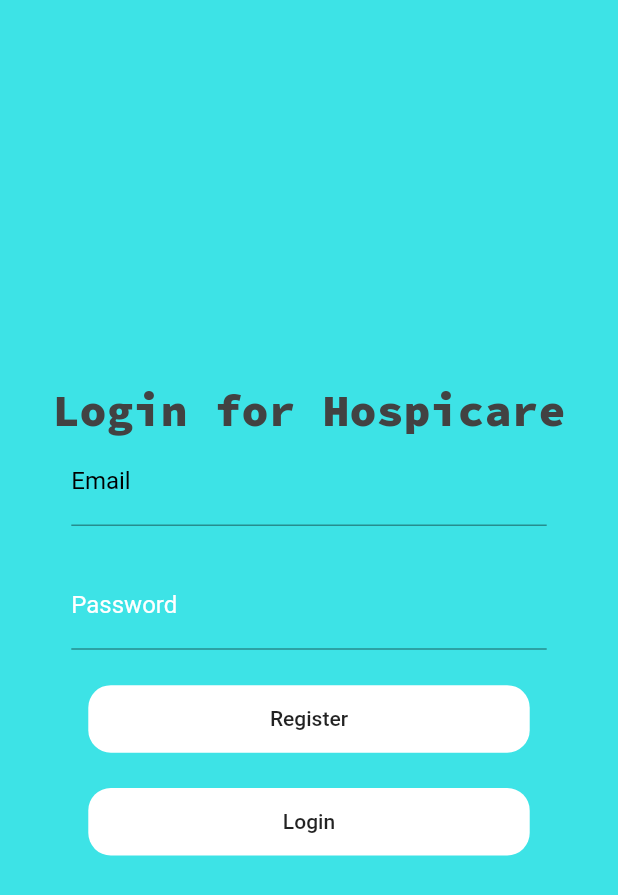
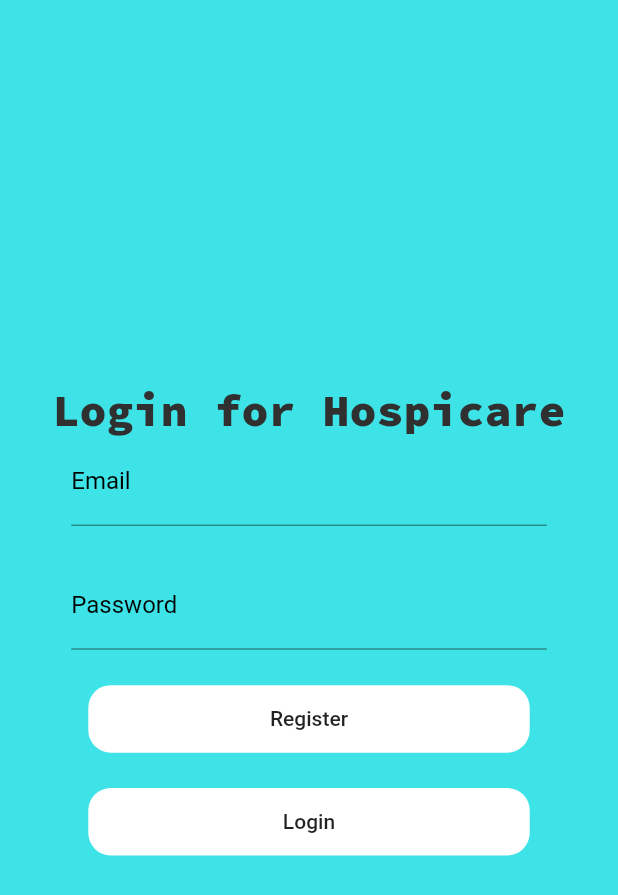
Before and after one commit to Tense-Turtles/MedProdigy-app, a Flutter app: the screen it shows after launch, on a phone screen of 412 x 824 dp. Shown: the top 895 px of the screen. Run offline on Flutter 3.47's test engine with Material 2 defaults, Android fonts, the phone set to English and light mode, and no system bars; our stand-ins replace cloud_firestore, firebase_auth, firebase_core; accounts and stored records are empty.

Commit message:
changed the styling

```diff
--- a/lib/ui/authentication.dart
+++ b/lib/ui/authentication.dart
@@ -31,7 +31,7 @@ class _AuthenticationState extends State<Authentication> {
                 'Login for Hospicare',
                 style: TextStyle(
                     //fontFamily: 'TrajanPro'
-                    color: Colors.grey[800],
+                    color: Color.fromARGB(255, 48, 48, 48),
                     fontWeight: FontWeight.w900,
                     fontStyle: FontStyle.normal,
                     fontFamily: 'SourceCodePro',
@@ -46,7 +46,7 @@ class _AuthenticationState extends State<Authentication> {
                 decoration: InputDecoration(
                   hintText: "something@email.com",
                   hintStyle: TextStyle(
-                    color: Colors.white,
+                    color: Color.fromARGB(255, 116, 116, 116),
                   ),
                   labelText: "Email",
                   labelStyle: TextStyle(
@@ -59,17 +59,17 @@ class _AuthenticationState extends State<Authentication> {
             Container(
               width: MediaQuery.of(context).size.width / 1.3,
               child: TextFormField(
-                style: TextStyle(color: Colors.white),
+                style: TextStyle(color: Color.fromARGB(255, 255, 255, 255)),
                 controller: _passwordField,
                 obscureText: true,
                 decoration: InputDecoration(
                   hintText: "password",
                   hintStyle: TextStyle(
-                    color: Colors.white,
+                    color: Color.fromARGB(255, 76, 72, 72),
                   ),
                   labelText: "Password",
                   labelStyle: TextStyle(
-                    color: Colors.white,
+                    color: Color.fromARGB(255, 0, 0, 0),
                   ),
                 ),
               ),
```
